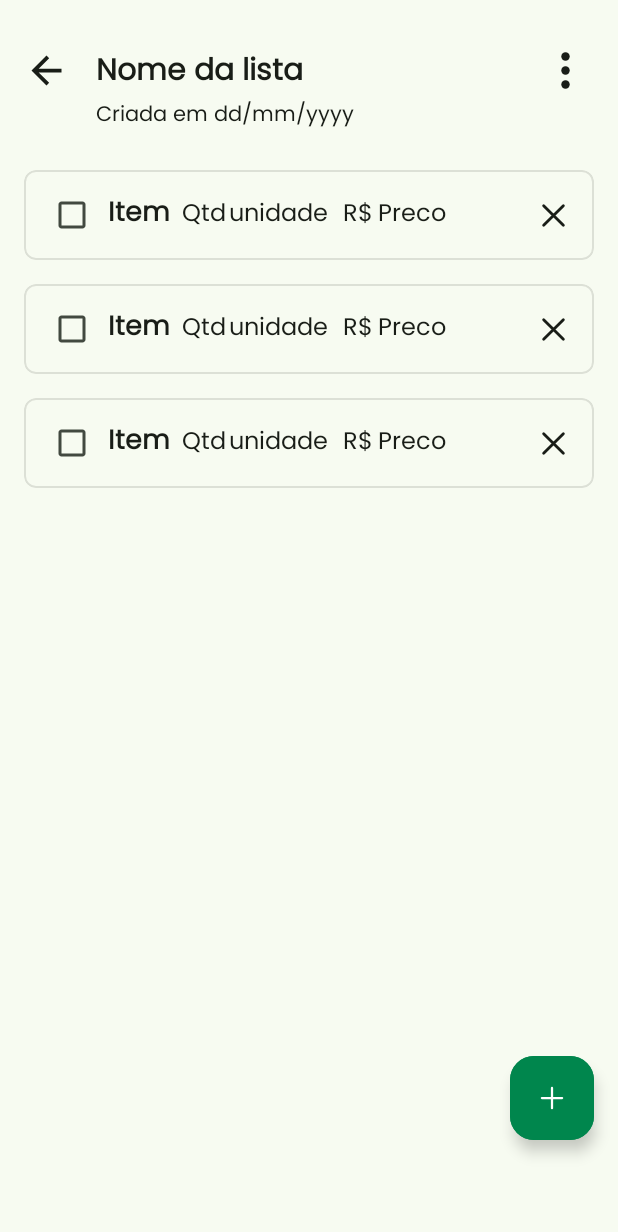
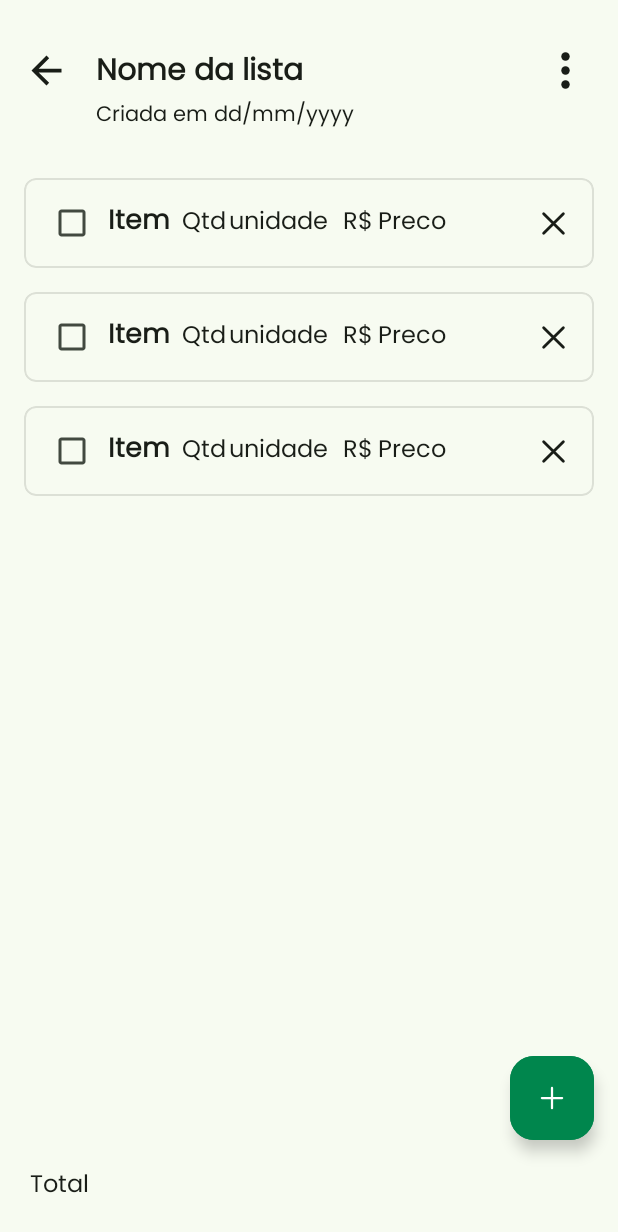
Before and after one commit to cadugoncalvesb/noted, an Android app: the layout activity_item.xml on its own in the app's theme, with its tools: preview values and no code run, on a phone screen of 412 x 824 dp. Shown: the top 1232 px of the screen. Run offline under Robolectric (Android 15) with nearby library versions, the phone set to English and light mode, and no system bars.

Commit message:
Realizar somatório do valor total da lista

```diff
--- a/app/src/main/java/com/example/projetointegrador/adapter/ItemAdapter.java
+++ b/app/src/main/java/com/example/projetointegrador/adapter/ItemAdapter.java
@@ -97,17 +97,16 @@ public class ItemAdapter extends RecyclerView.Adapter<ItemAdapter.ViewHolder> {
             textViewUnidade = itemView.findViewById(com.example.projetointegrador.R.id.textViewUnidade);
             textViewPreco = itemView.findViewById(com.example.projetointegrador.R.id.textViewPreco);
 
-            imageBtnDelete.setVisibility(View.GONE);
+            //imageBtnDelete.setVisibility(View.GONE);
             itemView.setOnClickListener(v -> {
                 if (listener != null) {
                     int position = getAdapterPosition();
                     if (position != RecyclerView.NO_POSITION) {
                         listener.onItemClick(position);
-                        imageBtnDelete.setVisibility(View.VISIBLE);
+                        //imageBtnDelete.setVisibility(View.VISIBLE);
                     }
                 }
             });
-            imageBtnDelete.setVisibility(View.GONE);
         }
     }
 
--- a/app/src/main/res/layout/activity_item.xml
+++ b/app/src/main/res/layout/activity_item.xml
@@ -56,15 +56,17 @@
 
     <androidx.recyclerview.widget.RecyclerView
         android:id="@+id/recyclerViewItens"
-        tools:listitem="@layout/card_item"
         android:layout_width="match_parent"
-        android:layout_height="match_parent"
+        android:layout_height="0dp"
         android:layout_marginStart="8dp"
-        android:layout_marginTop="105dp"
+        android:layout_marginTop="45dp"
         android:layout_marginEnd="8dp"
+        android:layout_marginBottom="8dp"
+        app:layout_constraintBottom_toTopOf="@+id/textViewTotal"
         app:layout_constraintEnd_toEndOf="parent"
         app:layout_constraintStart_toStartOf="parent"
-        app:layout_constraintTop_toBottomOf="@+id/textViewNameList" />
+        app:layout_constraintTop_toBottomOf="@+id/textViewNameList"
+        tools:listitem="@layout/card_item" />
 
     <com.google.android.material.floatingactionbutton.ExtendedFloatingActionButton
         android:id="@+id/btnNewItem"
@@ -78,4 +80,15 @@
         app:layout_constraintBottom_toBottomOf="parent"
         app:layout_constraintEnd_toEndOf="parent" />
 
+    <TextView
+        android:id="@+id/textViewTotal"
+        android:layout_width="wrap_content"
+        android:layout_height="wrap_content"
+        android:text="Total"
+        android:textColor="@color/md_theme_onSurface"
+        android:textSize="16dp"
+        android:layout_margin="20dp"
+        app:layout_constraintBottom_toBottomOf="parent"
+        app:layout_constraintStart_toStartOf="parent" />
+
 </androidx.constraintlayout.widget.ConstraintLayout>
```
Also changed, not shown: app/src/main/java/com/example/projetointegrador/ItemActivity.java (+43 -1 lines), app/src/main/java/com/example/projetointegrador/ListUserActivity.java (+7 -0 lines), app/src/main/java/com/example/projetointegrador/adapter/UserAdapter.java (+19 -3 lines), app/src/main/res/layout/card_user.xml (+10 -2 lines).
